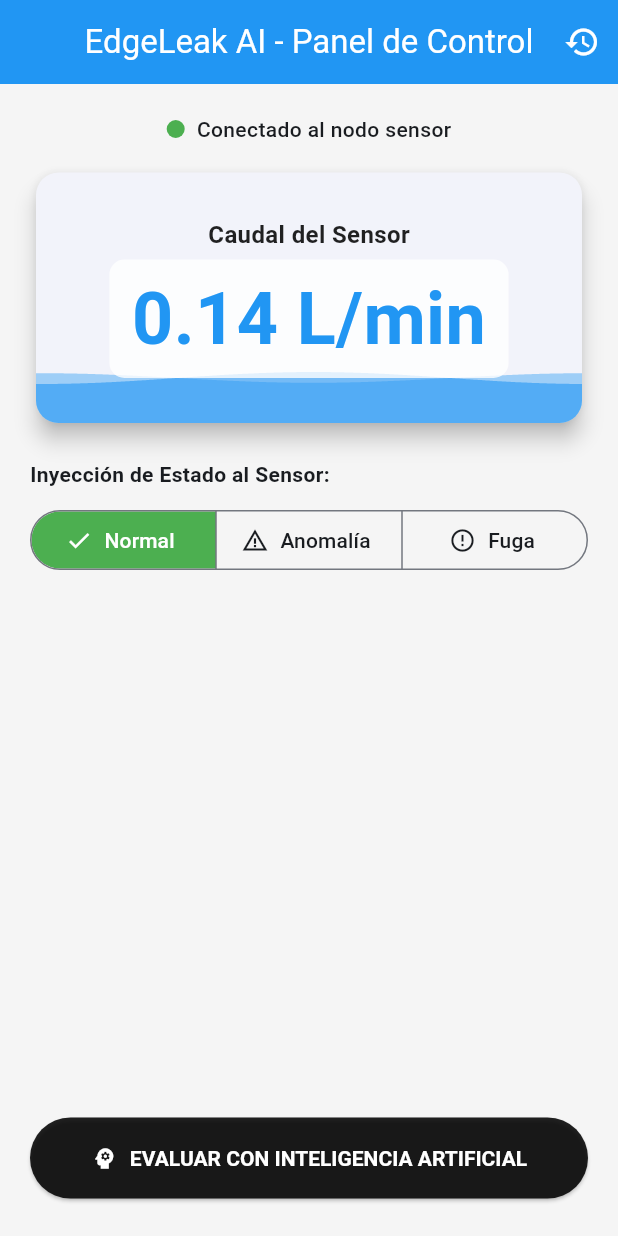
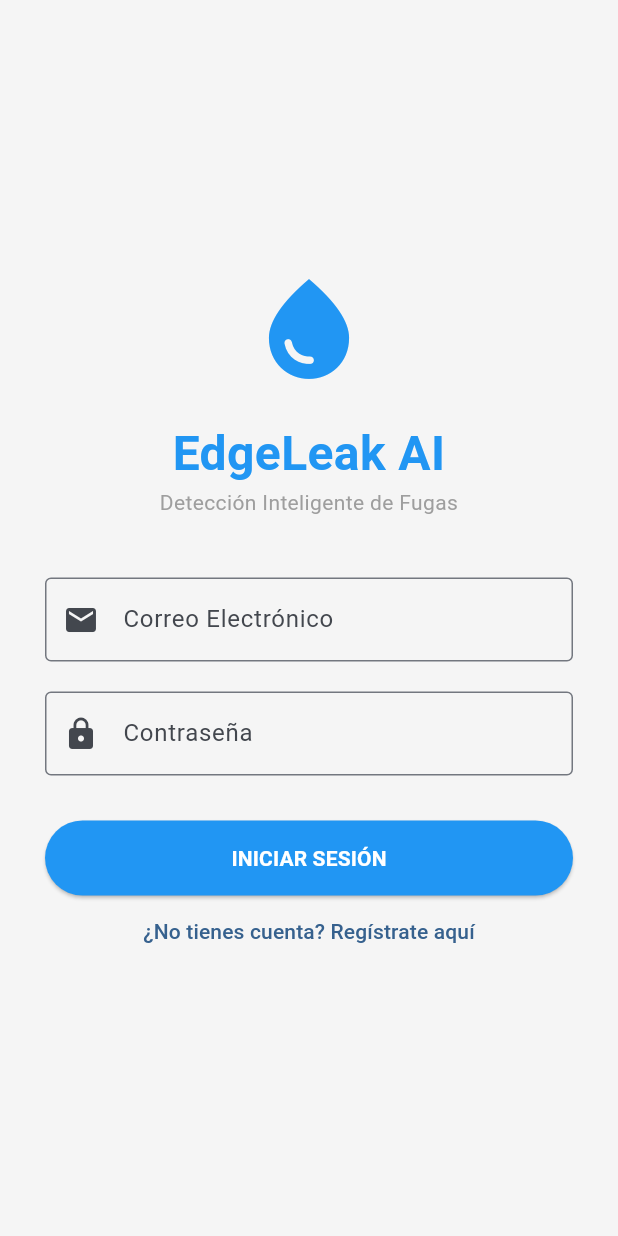
Before and after one commit to DanielRestrepoGaleano/EdgeLeakAI, a Flutter app: the screen it shows after launch, on a phone screen of 412 x 824 dp. Run offline on Flutter 3.47's test engine with Material 3 defaults, Android fonts, the phone set to English and light mode, and no system bars; our stand-ins replace flutter_dotenv, sqflite; accounts and stored records are empty.

Commit message:
add: agregadas funciones en algunos archivos
Se integró el uso de login seguro y tests unitarios para la aplicación

```diff
--- a/lib/config/routes/app_routes.dart
+++ b/lib/config/routes/app_routes.dart
@@ -1,16 +1,23 @@
 import 'package:flutter/material.dart';
 import '../../view/screens/dashboard_screen.dart';
 import '../../view/screens/historial_screen.dart';
+import '../../view/screens/login_screen.dart';
+import '../../view/screens/register_screen.dart';
 import '../../controllers/dashboard_controller.dart';
+import '../../controllers/auth_controller.dart';
 
 class AppRoutes {
+  static const String loginScreen = 'login';
+  static const String registerScreen = 'register';
   static const String dashboardScreen = 'dashboard';
   static const String historialScreen = 'historial';
 
-  static Map<String, WidgetBuilder> getRoutes(DashboardController controller) {
+  static Map<String, WidgetBuilder> getRoutes(DashboardController dController, AuthController aController) {
     return {
-      dashboardScreen: (context) => DashboardScreen(controller: controller),
-      historialScreen: (context) => HistorialScreen(controller: controller),
+      loginScreen: (context) => LoginScreen(authController: aController, dashboardController: dController),
+      registerScreen: (context) => RegisterScreen(authController: aController),
+      dashboardScreen: (context) => DashboardScreen(controller: dController),
+      historialScreen: (context) => HistorialScreen(controller: dController),
     };
   }
 }
--- /dev/null
+++ b/lib/controllers/auth_controller.dart
@@ -0,0 +1,74 @@
+import 'package:flutter/material.dart';
+import '../data/models/usuario_model.dart';
+import '../data/services/database_service.dart';
+
+class AuthController extends ChangeNotifier {
+  final DatabaseService _dbService = DatabaseService();
+
+  bool isLoading = false;
+  String errorMessage = '';
+
+  // Validadores dinámicos de contraseña
+  bool hasMinLength = false;
+  bool hasUppercase = false;
+  bool hasNumber = false;
+  bool hasSpecialChar = false;
+
+  void validatePassword(String password) {
+    hasMinLength = password.length >= 8;
+    hasUppercase = password.contains(RegExp(r'[A-Z]'));
+    hasNumber = password.contains(RegExp(r'[0-9]'));
+    hasSpecialChar = password.contains(RegExp(r'[!@#\$&*~]'));
+    notifyListeners();
+  }
+
+  bool get isPasswordValid => hasMinLength && hasUppercase && hasNumber && hasSpecialChar;
+
+  void resetValidators() {
+    hasMinLength = false;
+    hasUppercase = false;
+    hasNumber = false;
+    hasSpecialChar = false;
+    errorMessage = '';
+    notifyListeners();
+  }
+
+  Future<UsuarioModel?> login(String correo, String password) async {
+    isLoading = true;
+    errorMessage = '';
+    notifyListeners();
+
+    final usuario = await _dbService.loginUsuario(correo, password);
+
+    if (usuario == null) {
+      errorMessage = 'Correo o contraseña incorrectos';
+    }
+
+    isLoading = false;
+    notifyListeners();
+    return usuario;
+  }
+
+  Future<bool> register(String nombre, String correo, String password) async {
+    if (!isPasswordValid) {
+      errorMessage = 'La contraseña no cumple los requisitos de seguridad';
+      notifyListeners();
+      return false;
+    }
+
+    isLoading = true;
+    errorMessage = '';
+    notifyListeners();
+
+    final nuevoUsuario = UsuarioModel(nombre: nombre, correo: correo, password: password);
+    final exito = await _dbService.registrarUsuario(nuevoUsuario);
+
+    if (!exito) {
+      errorMessage = 'El correo ya está registrado';
+    }
+
+    isLoading = false;
+    notifyListeners();
+    return exito;
+  }
+}
--- a/lib/controllers/dashboard_controller.dart
+++ b/lib/controllers/dashboard_controller.dart
@@ -15,9 +15,11 @@ class DashboardController extends ChangeNotifier {
   bool iaProcesando = false;
   String modoSimulacion = 'Normal';
 
+  // Novedad: Guardamos el nombre de la persona logueada
+  String usuarioLogueado = 'Usuario';
+
   AlertaFugaModel? ultimaAlerta;
   List<AlertaFugaModel> historialEventos =[];
-
   Timer? _simuladorTimer;
 
   DashboardController() {
@@ -25,32 +27,34 @@ class DashboardController extends ChangeNotifier {
     iniciarSimuladorDinamico();
   }
 
+  void setUsuarioLogueado(String nombre) {
+    usuarioLogueado = nombre;
+    notifyListeners();
+  }
+
   Future<void> inicializarHistorial() async {
     historialEventos = await _dbService.obtenerHistorial();
     notifyListeners();
   }
 
-  /// Cambia el estado y genera un dato INMEDIATAMENTE para evitar "lag"
   void setModoSimulacion(String modo) {
     modoSimulacion = modo;
     ultimaAlerta = null;
-    _generarCaudalInmediato(); // <-- Solución al lag visual
-    iniciarSimuladorDinamico(); // Reiniciamos el ciclo
+    _generarCaudalInmediato();
+    iniciarSimuladorDinamico();
   }
 
-  /// Genera un valor aleatorio dependiendo del estado actual
   void _generarCaudalInmediato() {
     if (modoSimulacion == 'Normal') {
-      caudalActual = (Random().nextDouble() * 0.4) + 0.1; // 0.1 a 0.5 L/min
+      caudalActual = (Random().nextDouble() * 0.4) + 0.1;
     } else if (modoSimulacion == 'Anomalia') {
-      caudalActual = (Random().nextDouble() * 1.3) + 1.2; // 1.2 a 2.5 L/min (Goteo/Obstrucción)
+      caudalActual = (Random().nextDouble() * 1.3) + 1.2;
     } else if (modoSimulacion == 'Fuga') {
-      caudalActual = (Random().nextDouble() * 3.0) + 6.0; // 6.0 a 9.0 L/min (Tubo roto)
+      caudalActual = (Random().nextDouble() * 3.0) + 6.0;
     }
     notifyListeners();
   }
 
-  /// Timer universal para los 3 estados (Ahora todos son dinámicos)
   void iniciarSimuladorDinamico() {
     _simuladorTimer?.cancel();
     _simuladorTimer = Timer.periodic(const Duration(seconds: 2), (timer) {
@@ -65,11 +69,7 @@ class DashboardController extends ChangeNotifier {
     ultimaAlerta = null;
     notifyListeners();
 
-    final lecturaActual = LecturaSensorModel(
-      caudalLPM: caudalActual,
-      timestamp: DateTime.now(),
-    );
-
+    final lecturaActual = LecturaSensorModel(caudalLPM: caudalActual, timestamp: DateTime.now());
     final respuestaIA = await _apiService.analizarPatronReal(lecturaActual);
 
     if (respuestaIA.veredicto != 'Error de Red / IA') {
@@ -78,7 +78,6 @@ class DashboardController extends ChangeNotifier {
 
     ultimaAlerta = respuestaIA;
     await inicializarHistorial();
-
     iaProcesando = false;
     notifyListeners();
   }
--- /dev/null
+++ b/lib/data/models/usuario_model.dart
@@ -0,0 +1,31 @@
+class UsuarioModel {
+  final int? id;
+  final String nombre;
+  final String correo;
+  final String password;
+
+  UsuarioModel({
+    this.id,
+    required this.nombre,
+    required this.correo,
+    required this.password,
+  });
+
+  factory UsuarioModel.fromMap(Map<String, dynamic> map) {
+    return UsuarioModel(
+      id: map['id'],
+      nombre: map['nombre'],
+      correo: map['correo'],
+      password: map['password'],
+    );
+  }
+
+  Map<String, dynamic> toMap() {
+    return {
+      'id': id,
+      'nombre': nombre,
+      'correo': correo,
+      'password': password,
+    };
+  }
+}
--- a/lib/main.dart
+++ b/lib/main.dart
@@ -1,27 +1,32 @@
 import 'package:flutter/material.dart';
-import 'package:flutter_dotenv/flutter_dotenv.dart'; // Variables de entorno
+import 'package:flutter_dotenv/flutter_dotenv.dart';
 import 'config/routes/app_routes.dart';
 import 'config/themes/app_theme.dart';
 import 'controllers/dashboard_controller.dart';
+import 'controllers/auth_controller.dart';
 
 Future<void> main() async {
-  // Aseguramos la inicialización de widgets antes de cargar el .env y Sqflite
   WidgetsFlutterBinding.ensureInitialized();
-
-  // Cargamos las variables de entorno de forma segura
   await dotenv.load(fileName: ".env");
 
-  // Inicializamos el controlador principal
   final dashboardController = DashboardController();
-  await dashboardController.inicializarHistorial(); // Cargar datos de Sqflite
+  final authController = AuthController();
 
-  runApp(EdgeLeakApp(controller: dashboardController));
+  runApp(EdgeLeakApp(
+    dashboardController: dashboardController,
+    authController: authController,
+  ));
 }
 
 class EdgeLeakApp extends StatelessWidget {
-  final DashboardController controller;
+  final DashboardController dashboardController;
+  final AuthController authController;
 
-  const EdgeLeakApp({super.key, required this.controller});
+  const EdgeLeakApp({
+    super.key,
+    required this.dashboardController,
+    required this.authController,
+  });
 
   @override
   Widget build(BuildContext context) {
@@ -29,8 +34,8 @@ class EdgeLeakApp extends StatelessWidget {
       title: 'EdgeLeak AI MVP',
       debugShowCheckedModeBanner: false,
       theme: AppTheme.getTheme(),
-      routes: AppRoutes.getRoutes(controller),
-      initialRoute: AppRoutes.dashboardScreen,
+      routes: AppRoutes.getRoutes(dashboardController, authController),
+      initialRoute: AppRoutes.loginScreen, // ¡Ahora iniciamos en el Login!
     );
   }
 }
--- a/lib/view/screens/dashboard_screen.dart
+++ b/lib/view/screens/dashboard_screen.dart
@@ -2,7 +2,7 @@ import 'package:flutter/material.dart';
 import '../../controllers/dashboard_controller.dart';
 import '../../config/themes/app_theme.dart';
 import '../widgets/status_indicator_widget.dart';
-import '../widgets/water_wave_widget.dart'; // ¡Importamos la animación!
+import '../widgets/water_wave_widget.dart';
 import '../../config/routes/app_routes.dart';
 
 class DashboardScreen extends StatelessWidget {
@@ -14,12 +14,21 @@ class DashboardScreen extends StatelessWidget {
   Widget build(BuildContext context) {
     return Scaffold(
       appBar: AppBar(
-        title: const Text('EdgeLeak AI - Panel de Control'),
+        // Saludo personalizado con el nombre del usuario logueado
+        title: ListenableBuilder(
+          listenable: controller,
+          builder: (context, _) => Text('Hola, ${controller.usuarioLogueado} 👋', style: const TextStyle(fontSize: 20)),
+        ),
         actions:[
           IconButton(
             icon: const Icon(Icons.history),
             onPressed: () => Navigator.pushNamed(context, AppRoutes.historialScreen),
             tooltip: 'Ver Historial local',
+          ),
+          IconButton(
+            icon: const Icon(Icons.logout),
+            onPressed: () => Navigator.pushReplacementNamed(context, AppRoutes.loginScreen),
+            tooltip: 'Cerrar Sesión',
           )
         ],
       ),
@@ -34,17 +43,13 @@ class DashboardScreen extends StatelessWidget {
                 StatusIndicatorWidget(conectado: controller.conectado),
                 const SizedBox(height: 15),
 
-                // Tarjeta Principal (Texto de Caudal + Animación de Agua)
                 Card(
-                  clipBehavior: Clip.antiAlias, // Importante para que el agua no se salga de los bordes curvos
+                  clipBehavior: Clip.antiAlias,
                   elevation: 6,
                   child: Stack(
                     alignment: Alignment.bottomCenter,
                     children:[
-                      // Fondo Animado de Agua
                       WaterWaveWidget(modo: controller.modoSimulacion),
-
-                      // Texto de Caudal superpuesto
                       Padding(
                         padding: const EdgeInsets.symmetric(vertical: 30.0),
                         child: Column(
@@ -53,18 +58,13 @@ class DashboardScreen extends StatelessWidget {
                             const SizedBox(height: 5),
                             Container(
                               padding: const EdgeInsets.symmetric(horizontal: 15, vertical: 5),
-                              decoration: BoxDecoration(
-                                color: Colors.white.withOpacity(0.8), // Fondo semitransparente para que siempre se lea el número
-                                borderRadius: BorderRadius.circular(10),
-                              ),
+                              decoration: BoxDecoration(color: Colors.white.withOpacity(0.8), borderRadius: BorderRadius.circular(10)),
                               child: Text(
                                 '${controller.caudalActual.toStringAsFixed(2)} L/min',
                                 style: TextStyle(
                                   fontSize: 48,
                                   fontWeight: FontWeight.bold,
-                                  color: controller.modoSimulacion == 'Fuga'
-                                      ? AppTheme.criticalColor
-                                      : (controller.modoSimulacion == 'Anomalia' ? AppTheme.warningColor : AppTheme.primaryColor),
+                                  color: controller.modoSimulacion == 'Fuga' ? AppTheme.criticalColor : (controller.modoSimulacion == 'Anomalia' ? AppTheme.warningColor : AppTheme.primaryColor),
                                 ),
                               ),
                             ),
@@ -85,45 +85,26 @@ class DashboardScreen extends StatelessWidget {
                     ButtonSegment(value: 'Fuga', label: Text('Fuga'), icon: Icon(Icons.error_outline)),
                   ],
                   selected: {controller.modoSimulacion},
-                  onSelectionChanged: (Set<String> newSelection) {
-                    controller.setModoSimulacion(newSelection.first);
-                  },
+                  onSelectionChanged: (Set<String> newSelection) => controller.setModoSimulacion(newSelection.first),
                   style: SegmentedButton.styleFrom(
                     selectedForegroundColor: Colors.white,
-                    selectedBackgroundColor: controller.modoSimulacion == 'Fuga'
-                        ? AppTheme.criticalColor
-                        : (controller.modoSimulacion == 'Anomalia' ? AppTheme.warningColor : AppTheme.normalColor),
+                    selectedBackgroundColor: controller.modoSimulacion == 'Fuga' ? AppTheme.criticalColor : (controller.modoSimulacion == 'Anomalia' ? AppTheme.warningColor : AppTheme.normalColor),
                   ),
                 ),
                 const SizedBox(height: 15),
 
-                // Alertas
                 if (controller.iaProcesando)
-                  const Center(
-                    child: Column(
-                      children:[
-                        CircularProgressIndicator(),
-                        SizedBox(height: 10),
-                        Text('Groq AI analizando flujo...', style: TextStyle(color: Colors.grey)),
-                      ],
-                    ),
-                  )
+                  const Center(child: Column(children:[CircularProgressIndicator(), SizedBox(height: 10), Text('Groq AI analizando flujo...', style: TextStyle(color: Colors.grey))]))
                 else if (controller.ultimaAlerta != null)
                   Container(
                     padding: const EdgeInsets.all(12),
                     decoration: BoxDecoration(
-                      color: controller.ultimaAlerta!.severidad == 'Crítica'
-                          ? AppTheme.criticalColor
-                          : (controller.ultimaAlerta!.severidad == 'Advertencia' ? AppTheme.warningColor : AppTheme.normalColor),
+                      color: controller.ultimaAlerta!.severidad == 'Crítica' ? AppTheme.criticalColor : (controller.ultimaAlerta!.severidad == 'Advertencia' ? AppTheme.warningColor : AppTheme.normalColor),
                       borderRadius: BorderRadius.circular(10),
                     ),
                     child: Row(
                       children:[
-                        Icon(
-                          controller.ultimaAlerta!.severidad == 'Crítica' ? Icons.warning : Icons.info,
-                          color: Colors.white,
-                          size: 35
-                        ),
+                        Icon(controller.ultimaAlerta!.severidad == 'Crítica' ? Icons.warning : Icons.info, color: Colors.white, size: 35),
                         const SizedBox(width: 15),
                         Expanded(
                           child: Column(
@@ -139,7 +120,6 @@ class DashboardScreen extends StatelessWidget {
                   ),
 
                 const Spacer(),
-
                 ElevatedButton.icon(
                   onPressed: controller.iaProcesando ? null : () => controller.enviarPayloadIA(),
                   icon: const Icon(Icons.psychology),
--- /dev/null
+++ b/lib/view/screens/login_screen.dart
@@ -0,0 +1,101 @@
+import 'package:flutter/material.dart';
+import '../../controllers/auth_controller.dart';
+import '../../controllers/dashboard_controller.dart';
+import '../../config/themes/app_theme.dart';
+import '../../config/routes/app_routes.dart';
+
+class LoginScreen extends StatefulWidget {
+  final AuthController authController;
+  final DashboardController dashboardController;
+
+  const LoginScreen({super.key, required this.authController, required this.dashboardController});
+
+  @override
+  State<LoginScreen> createState() => _LoginScreenState();
+}
+
+class _LoginScreenState extends State<LoginScreen> {
+  final _correoController = TextEditingController();
+  final _passController = TextEditingController();
+
+  @override
+  Widget build(BuildContext context) {
+    return Scaffold(
+      body: SafeArea(
+        child: Center(
+          child: SingleChildScrollView(
+            padding: const EdgeInsets.all(30.0),
+            child: ListenableBuilder(
+              listenable: widget.authController,
+              builder: (context, _) {
+                return Column(
+                  mainAxisAlignment: MainAxisAlignment.center,
+                  crossAxisAlignment: CrossAxisAlignment.stretch,
+                  children:[
+                    const Icon(Icons.water_drop, size: 80, color: AppTheme.primaryColor),
+                    const SizedBox(height: 20),
+                    const Text('EdgeLeak AI', textAlign: TextAlign.center, style: TextStyle(fontSize: 32, fontWeight: FontWeight.bold, color: AppTheme.primaryColor)),
+                    const Text('Detección Inteligente de Fugas', textAlign: TextAlign.center, style: TextStyle(color: Colors.grey)),
+                    const SizedBox(height: 40),
+
+                    if (widget.authController.errorMessage.isNotEmpty)
+                      Container(
+                        padding: const EdgeInsets.all(10),
+                        margin: const EdgeInsets.only(bottom: 20),
+                        color: AppTheme.criticalColor.withOpacity(0.1),
+                        child: Text(widget.authController.errorMessage, style: const TextStyle(color: AppTheme.criticalColor), textAlign: TextAlign.center),
+                      ),
+
+                    TextField(
+                      controller: _correoController,
+                      keyboardType: TextInputType.emailAddress,
+                      decoration: const InputDecoration(labelText: 'Correo Electrónico', border: OutlineInputBorder(), prefixIcon: Icon(Icons.email)),
+                    ),
+                    const SizedBox(height: 20),
+                    TextField(
+                      controller: _passController,
+                      obscureText: true,
+                      decoration: const InputDecoration(labelText: 'Contraseña', border: OutlineInputBorder(), prefixIcon: Icon(Icons.lock)),
+                    ),
+                    const SizedBox(height: 30),
+
+                    ElevatedButton(
+                      style: ElevatedButton.styleFrom(
+                        backgroundColor: AppTheme.primaryColor,
+                        foregroundColor: Colors.white,
+                        padding: const EdgeInsets.symmetric(vertical: 15)
+                      ),
+                      onPressed: widget.authController.isLoading ? null : () async {
+                        final usuario = await widget.authController.login(
+                          _correoController.text.trim(),
+                          _passController.text.trim()
+                        );
+
+                        if (usuario != null && context.mounted) {
+                          // Pasamos el nombre al Dashboard y navegamos
+                          widget.dashboardController.setUsuarioLogueado(usuario.nombre);
+                          Navigator.pushReplacementNamed(context, AppRoutes.dashboardScreen);
+                        }
+                      },
+                      child: widget.authController.isLoading
+                          ? const CircularProgressIndicator(color: Colors.white)
+                          : const Text('INICIAR SESIÓN', style: TextStyle(fontWeight: FontWeight.bold)),
+                    ),
+
+                    TextButton(
+                      onPressed: () {
+                        widget.authController.resetValidators();
+                        Navigator.pushNamed(context, AppRoutes.registerScreen);
+                      },
+                      child: const Text('¿No tienes cuenta? Regístrate aquí'),
+                    )
+                  ],
+                );
+              }
+            ),
+          ),
+        ),
+      ),
+    );
+  }
+}
```
Also changed, not shown: lib/data/services/database_service.dart (+41 -13 lines), lib/view/screens/register_screen.dart (added, +119 -0 lines), 4 other files.
